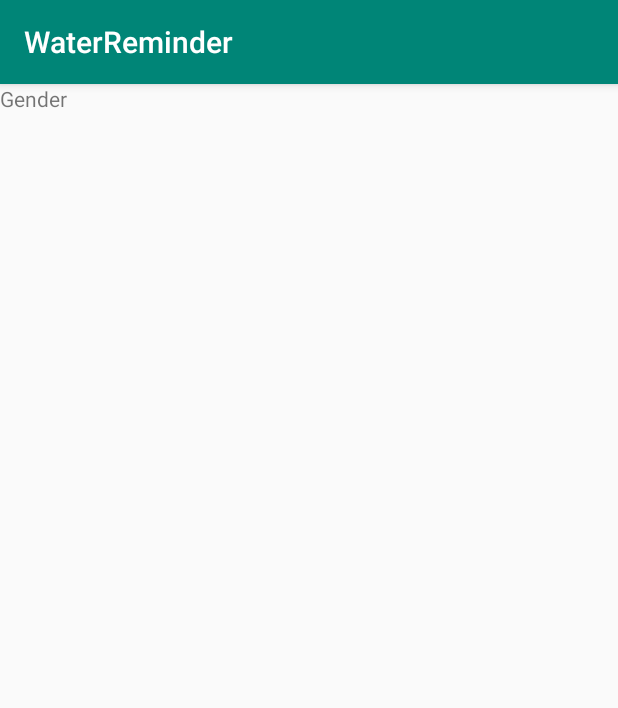
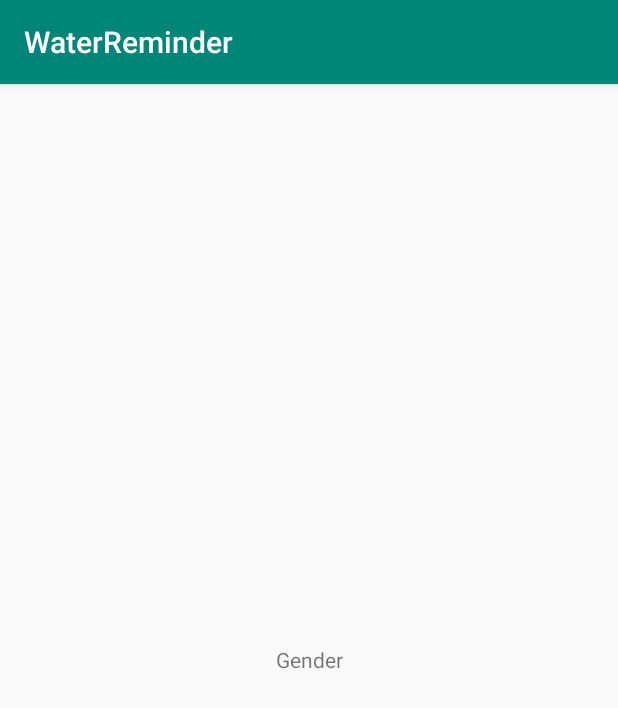
Before and after one commit to siargeev/WaterReminder, an Android app: the fragment GenderFragment shown on its own in the app's theme, on a phone screen of 412 x 824 dp. Shown: the top 708 px of the screen. Run offline under Robolectric (Android 15) with nearby library versions, the phone set to English and light mode, and no system bars; our stand-ins replace data binding.

```diff
--- a/app/src/main/java/mraqs/water/ui/intro/gender/GenderFragment.kt
+++ b/app/src/main/java/mraqs/water/ui/intro/gender/GenderFragment.kt
@@ -1,13 +1,14 @@
 package mraqs.water.ui.intro.gender
 
-import androidx.lifecycle.ViewModelProviders
 import android.os.Bundle
-import androidx.fragment.app.Fragment
 import android.view.LayoutInflater
 import android.view.View
 import android.view.ViewGroup
-
+import androidx.databinding.DataBindingUtil
+import androidx.fragment.app.Fragment
+import androidx.lifecycle.ViewModelProviders
 import mraqs.water.R
+import mraqs.water.databinding.IntroGenderFragmentBinding
 
 class GenderFragment : Fragment() {
 
@@ -16,17 +17,26 @@ class GenderFragment : Fragment() {
     }
 
     private lateinit var viewModel: GenderViewModel
+    private lateinit var binding: IntroGenderFragmentBinding
 
     override fun onCreateView(
         inflater: LayoutInflater, container: ViewGroup?,
         savedInstanceState: Bundle?
     ): View? {
-        return inflater.inflate(R.layout.gender_fragment, container, false)
+        return DataBindingUtil.inflate<IntroGenderFragmentBinding>(inflater, R.layout.intro_gender_fragment, container, false)
+            .apply {
+                binding = this
+            }.root
     }
 
     override fun onActivityCreated(savedInstanceState: Bundle?) {
         super.onActivityCreated(savedInstanceState)
         viewModel = ViewModelProviders.of(this).get(GenderViewModel::class.java)
-        // TODO: Use the ViewModel
+        setupBinding()
+    }
+
+    private fun setupBinding() {
+        binding.viewModel = viewModel
+        binding.executePendingBindings()
     }
 }
--- a/app/src/main/res/layout/bottom_navigation_view.xml
+++ b/app/src/main/res/layout/bottom_navigation_view.xml
@@ -9,7 +9,7 @@
 	    android:layout_width="match_parent"
 	    android:layout_height="50dp"
 	    android:background="@color/whitish"
-	    android:elevation="1dp"
+	    android:elevation="10dp"
 	    app:layout_constraintBottom_toBottomOf="parent"
 	    app:layout_constraintEnd_toEndOf="parent"
 	    app:layout_constraintStart_toStartOf="parent"
--- a/app/src/main/res/layout/gender_fragment.xml
+++ b/app/src/main/res/layout/intro_gender_fragment.xml
@@ -1,5 +1,13 @@
 <?xml version="1.0" encoding="utf-8"?>
-<FrameLayout
+<layout>
+	<data>
+		<import type="android.view.View" />
+		<variable
+			name="viewModel"
+			type="mraqs.water.ui.intro.gender.GenderViewModel"
+			/>
+	</data>
+<androidx.constraintlayout.widget.ConstraintLayout
 	xmlns:android="http://schemas.android.com/apk/res/android"
 	xmlns:tools="http://schemas.android.com/tools"
 	android:layout_width="match_parent"
@@ -10,7 +18,9 @@
     <TextView
 	    android:layout_width="match_parent"
 	    android:layout_height="match_parent"
+	    android:gravity="center"
 	    android:text="Gender"
 	    />
 
-</FrameLayout>
+</androidx.constraintlayout.widget.ConstraintLayout>
+</layout>
```
Also changed, not shown: app/src/main/java/mraqs/water/ui/intro/activity/ActivityFragment.kt (+12 -2 lines), app/src/main/java/mraqs/water/ui/intro/weight/WeightFragment.kt (+14 -5 lines), app/src/main/java/mraqs/water/ui/main/home/HomeActivity.kt (+11 -1 lines), app/src/main/java/mraqs/water/ui/main/settings/SettingsActivity.kt (+11 -1 lines), app/src/main/res/layout/activity_home.xml (+10 -0 lines), app/src/main/res/layout/activity_settings.xml (+9 -0 lines), app/src/main/res/layout/intro_activity_fragment.xml (renamed from app/src/main/res/layout/activity_fragment.xml, +12 -2 lines), app/src/main/res/layout/intro_weight_fragment.xml (renamed from app/src/main/res/layout/weight_fragment.xml, +12 -2 lines).
